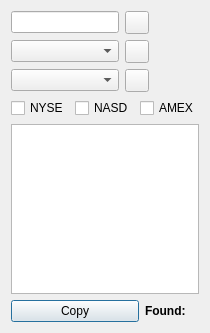
This is tickerneighbors.ui in HappySeaFox/tht as Qt 5 draws it before an edit. The edited form follows.
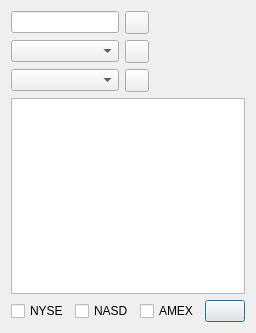
This is the edited form. Icons and pictures are not drawn.

What changed in the file:
```diff
--- a/tickerneighbors.ui
+++ b/tickerneighbors.ui
@@ -14,7 +14,7 @@
    <string>Industries</string>
   </property>
   <layout class="QGridLayout" name="gridLayout_3">
-   <item row="0" column="0" colspan="3">
+   <item row="0" column="0">
     <layout class="QGridLayout" name="gridLayout_2">
      <item row="0" column="0">
       <widget class="QLineEdit" name="lineTicker"/>
@@ -45,7 +45,7 @@
        </property>
        <property name="sizeHint" stdset="0">
         <size>
-         <width>13</width>
+         <width>0</width>
          <height>20</height>
         </size>
        </property>
@@ -64,7 +64,23 @@
      </item>
     </layout>
    </item>
-   <item row="1" column="0" colspan="3">
+   <item row="1" column="0">
+    <widget class="QListView" name="list">
+     <property name="selectionMode">
+      <enum>QAbstractItemView::ExtendedSelection</enum>
+     </property>
+     <property name="movement">
+      <enum>QListView::Static</enum>
+     </property>
+     <property name="flow">
+      <enum>QListView::TopToBottom</enum>
+     </property>
+     <property name="viewMode">
+      <enum>QListView::IconMode</enum>
+     </property>
+    </widget>
+   </item>
+   <item row="2" column="0">
     <layout class="QGridLayout" name="gridLayout">
      <item row="0" column="0">
       <widget class="QCheckBox" name="checkNyse">
@@ -94,31 +110,13 @@
        </property>
        <property name="sizeHint" stdset="0">
         <size>
-         <width>13</width>
+         <width>0</width>
          <height>20</height>
         </size>
        </property>
       </spacer>
      </item>
-    </layout>
-   </item>
-   <item row="2" column="0" colspan="3">
-    <widget class="QListView" name="list">
-     <property name="selectionMode">
-      <enum>QAbstractItemView::ExtendedSelection</enum>
-     </property>
-     <property name="movement">
-      <enum>QListView::Static</enum>
-     </property>
-     <property name="flow">
-      <enum>QListView::TopToBottom</enum>
-     </property>
-     <property name="viewMode">
-      <enum>QListView::IconMode</enum>
-     </property>
-    </widget>
-   </item>
-   <item row="3" column="0">
+     <item row="0" column="4">
     <widget class="QPushButton" name="pushCopy">
      <property name="sizePolicy">
       <sizepolicy hsizetype="Minimum" vsizetype="Fixed">
@@ -126,26 +124,9 @@
        <verstretch>0</verstretch>
       </sizepolicy>
      </property>
-     <property name="text">
-      <string>Copy</string>
-     </property>
-    </widget>
-   </item>
-   <item row="3" column="1">
-    <widget class="QLabel" name="label_4">
-     <property name="font">
-      <font>
-       <weight>75</weight>
-       <bold>true</bold>
-      </font>
-     </property>
-     <property name="text">
-      <string>Found:</string>
-     </property>
-    </widget>
-   </item>
-   <item row="3" column="2">
-    <widget class="QLabel" name="labelFound"/>
+      </widget>
+     </item>
+    </layout>
    </item>
   </layout>
  </widget>
```
Lines whose indentation alone changed are shown as unchanged.
